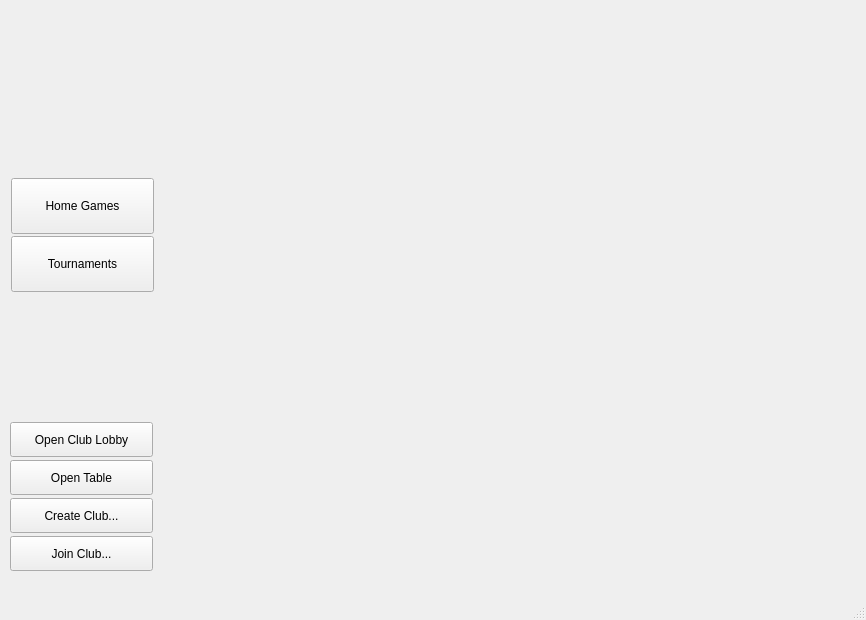
Qt form qt-client/main_window.ui (paunovic/chipup-poker) before a commit.
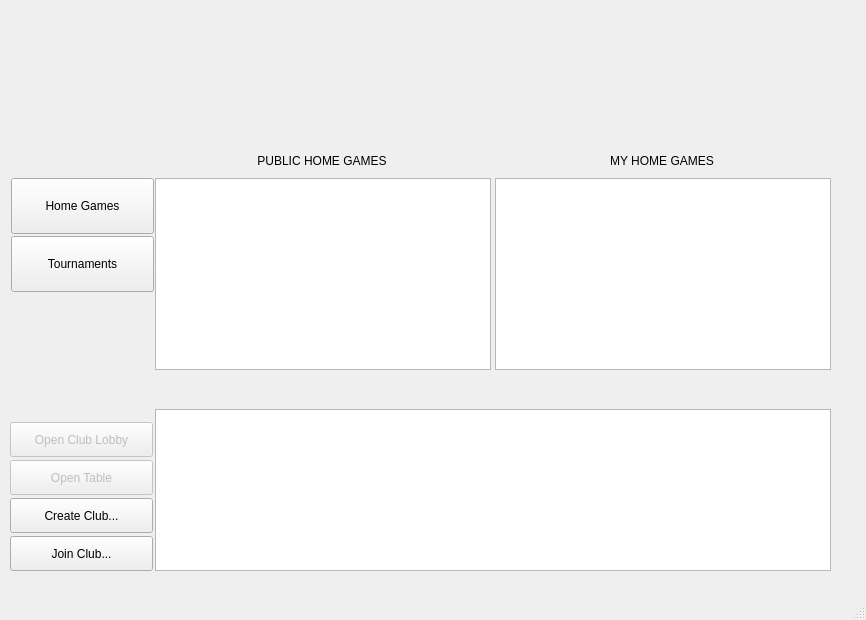
The same form after that commit. Icons and pictures are not drawn.

Diff of the .ui file:
```diff
--- a/qt-client/main_window.ui
+++ b/qt-client/main_window.ui
@@ -74,11 +74,14 @@
        <x>0</x>
        <y>0</y>
        <width>841</width>
-       <height>438</height>
+       <height>443</height>
       </rect>
      </property>
      <widget class="QWidget" name="page">
       <widget class="QPushButton" name="btOpenClubLobby">
+       <property name="enabled">
+        <bool>false</bool>
+       </property>
        <property name="geometry">
         <rect>
          <x>10</x>
@@ -92,6 +95,9 @@
        </property>
       </widget>
       <widget class="QPushButton" name="btOpenTable">
+       <property name="enabled">
+        <bool>false</bool>
+       </property>
        <property name="geometry">
         <rect>
          <x>10</x>
@@ -130,6 +136,68 @@
         <string>Join Club...</string>
        </property>
       </widget>
+      <widget class="QLabel" name="btPrivateClubs">
+       <property name="geometry">
+        <rect>
+         <x>495</x>
+         <y>1</y>
+         <width>334</width>
+         <height>32</height>
+        </rect>
+       </property>
+       <property name="text">
+        <string>MY HOME GAMES</string>
+       </property>
+       <property name="alignment">
+        <set>Qt::AlignCenter</set>
+       </property>
+      </widget>
+      <widget class="QLabel" name="btPublicGames">
+       <property name="geometry">
+        <rect>
+         <x>155</x>
+         <y>1</y>
+         <width>334</width>
+         <height>32</height>
+        </rect>
+       </property>
+       <property name="text">
+        <string>PUBLIC HOME GAMES</string>
+       </property>
+       <property name="alignment">
+        <set>Qt::AlignCenter</set>
+       </property>
+      </widget>
+      <widget class="QTreeView" name="gridGames">
+       <property name="geometry">
+        <rect>
+         <x>155</x>
+         <y>265</y>
+         <width>676</width>
+         <height>162</height>
+        </rect>
+       </property>
+      </widget>
+      <widget class="QTreeView" name="listView">
+       <property name="geometry">
+        <rect>
+         <x>155</x>
+         <y>34</y>
+         <width>336</width>
+         <height>192</height>
+        </rect>
+       </property>
+      </widget>
+      <widget class="QTreeView" name="gridPrivateClubs">
+       <property name="geometry">
+        <rect>
+         <x>495</x>
+         <y>34</y>
+         <width>336</width>
+         <height>192</height>
+        </rect>
+       </property>
+      </widget>
      </widget>
      <widget class="QWidget" name="page_2">
       <widget class="QPushButton" name="btTournamentRegister">
```
Left out of the diff: 2 changed lines with no effect on the pictures.
